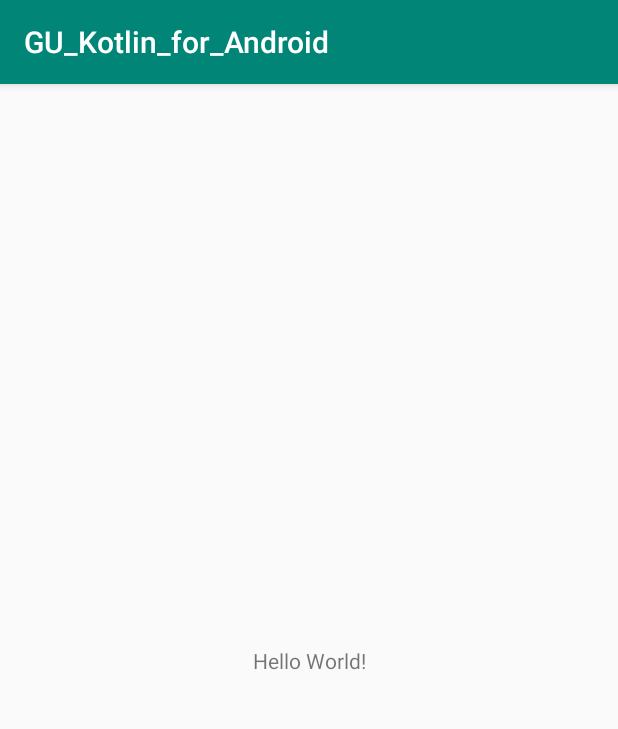
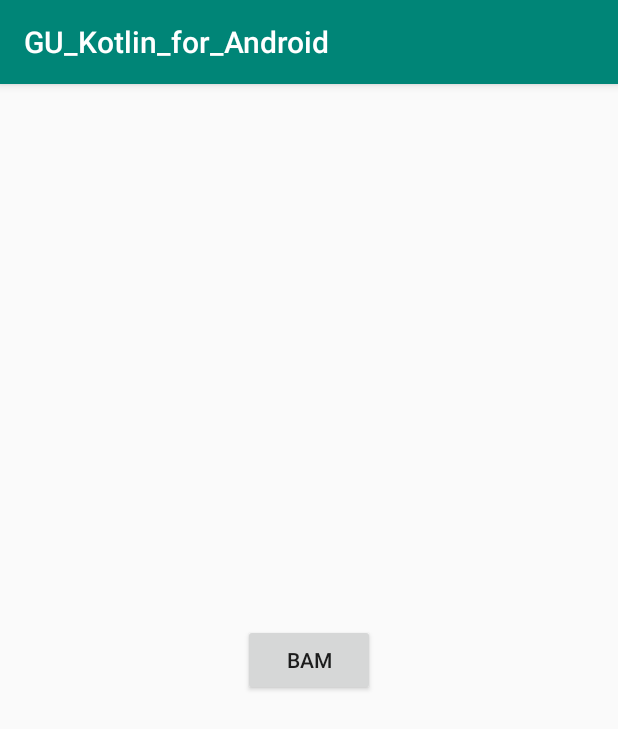
Before and after one commit to Keos99/GU_Kotlin_for_Android, an Android app: the screen it shows after launch (MainActivity), on a phone screen of 412 x 824 dp. Shown: the top 729 px of the screen. Run offline under Robolectric (Android 15) with nearby library versions, the phone set to English and light mode, and no system bars; 2 statements that could not run were skipped.

Commit message:
Add button and button click listener (Kotlin)

```diff
--- a/app/src/main/res/layout/activity_main.xml
+++ b/app/src/main/res/layout/activity_main.xml
@@ -6,13 +6,15 @@
     android:layout_height="match_parent"
     tools:context=".MainActivity">
 
-    <TextView
+    <Button
+        android:id="@+id/MainButton"
         android:layout_width="wrap_content"
         android:layout_height="wrap_content"
-        android:text="Hello World!"
-        app:layout_constraintBottom_toBottomOf="parent"
         app:layout_constraintLeft_toLeftOf="parent"
         app:layout_constraintRight_toRightOf="parent"
-        app:layout_constraintTop_toTopOf="parent" />
+        app:layout_constraintTop_toTopOf="parent"
+        app:layout_constraintBottom_toBottomOf="parent"
+        android:text="bam"
+        />
 
 </android.support.constraint.ConstraintLayout>
--- a/build.gradle
+++ b/build.gradle
@@ -8,7 +8,7 @@ buildscript {
 
     }
     dependencies {
-        classpath 'com.android.tools.build:gradle:3.3.2'
+        classpath 'com.android.tools.build:gradle:3.4.1'
         classpath "org.jetbrains.kotlin:kotlin-gradle-plugin:$kotlin_version"
 
         // NOTE: Do not place your application dependencies here; they belong
```
Also changed, not shown: app/src/main/java/com/example/gu_kotlin_for_android/MainActivity.kt (+15 -0 lines), gradle/wrapper/gradle-wrapper.properties.
